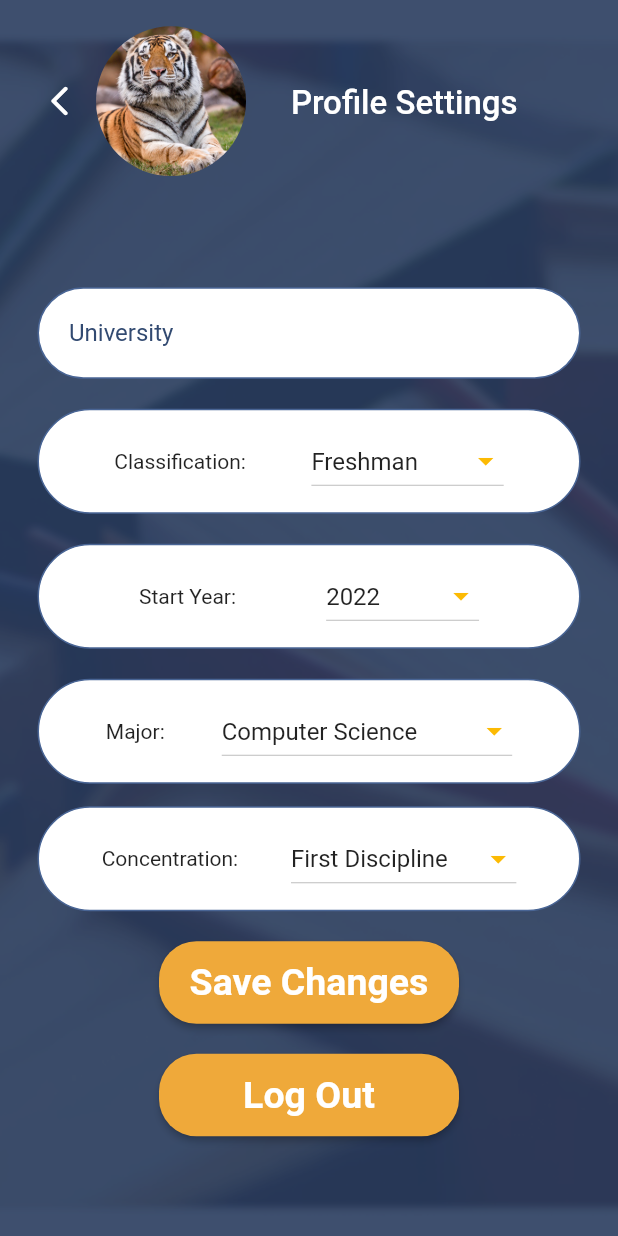
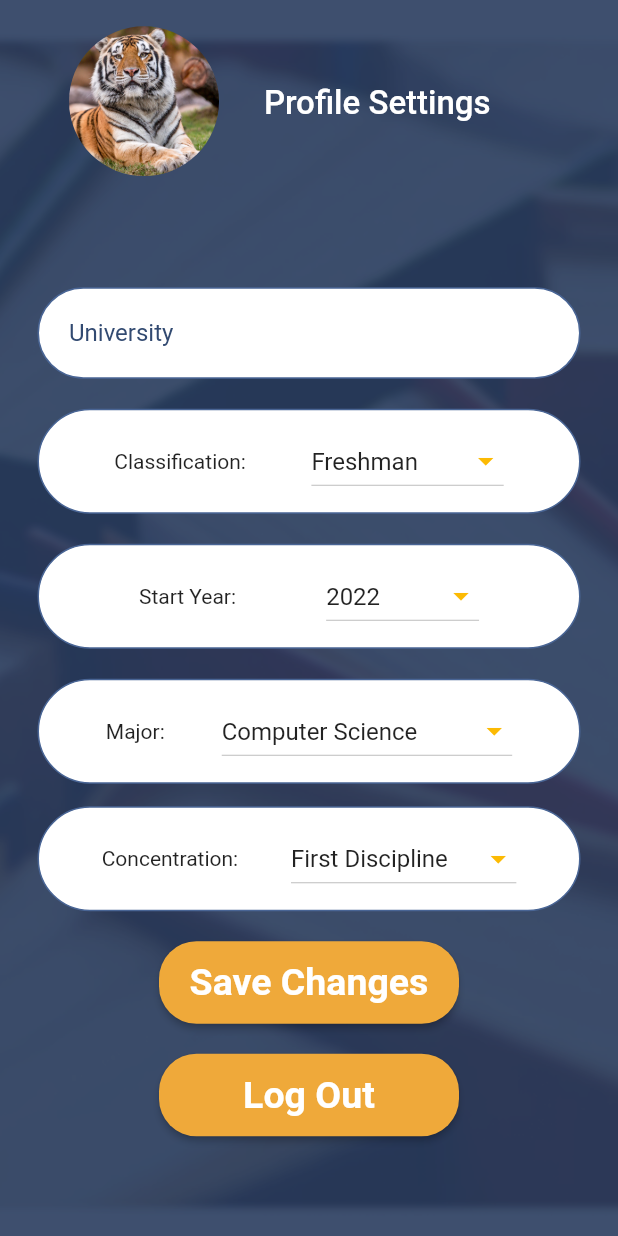
Before and after one commit to AaeroSpace/loginui, a Flutter app: the SettingsPage screen opened directly, on a phone screen of 412 x 824 dp. Run offline on Flutter 3.47's test engine with Material 2 defaults, Android fonts, the phone set to English and light mode, and no system bars; our stand-ins replace shared_preferences; missing offline and left inert: multiselect; accounts and stored records are empty.

Commit message:
got rid of extra button

```diff
--- a/lib/settings.dart
+++ b/lib/settings.dart
@@ -325,20 +325,20 @@ class _SettingsPageState extends State<SettingsPage> {
               Column(
                 children: [
                   SizedBox(
-                    height: 15,
+                    width: 30,
                   ),
-                  Center(
-                    child: IconButton(
-                      icon: Icon(Icons.arrow_back_ios_rounded,
-                          color: Color.fromARGB(255, 255, 255, 255)),
-                      onPressed: () {
-                        Navigator.push(
-                            context,
-                            MaterialPageRoute(
-                                builder: (context) => const ProfilePage()));
-                      },
-                    ),
-                  )
+                  // Center(
+                  //   child: IconButton(
+                  //     icon: Icon(Icons.arrow_back_ios_rounded,
+                  //         color: Color.fromARGB(255, 255, 255, 255)),
+                  //     onPressed: () {
+                  //       Navigator.push(
+                  //           context,
+                  //           MaterialPageRoute(
+                  //               builder: (context) => const ProfilePage()));
+                  //     },
+                  //   ),
+                  // )
                 ],
               ),
               Column(children: [
```
